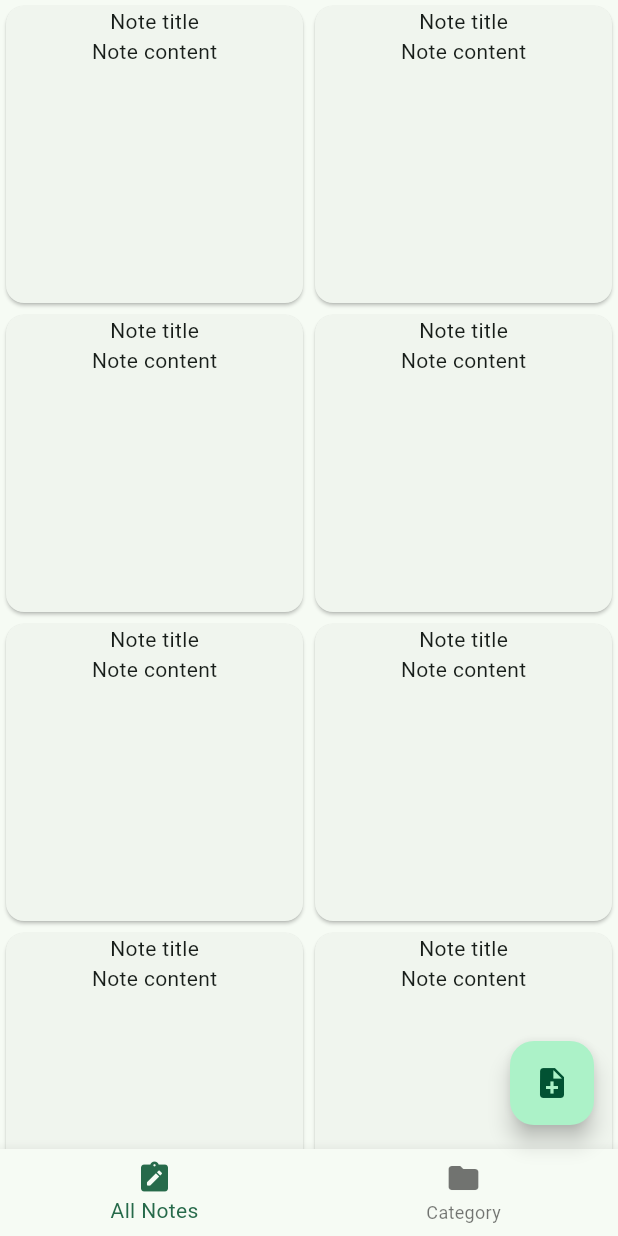
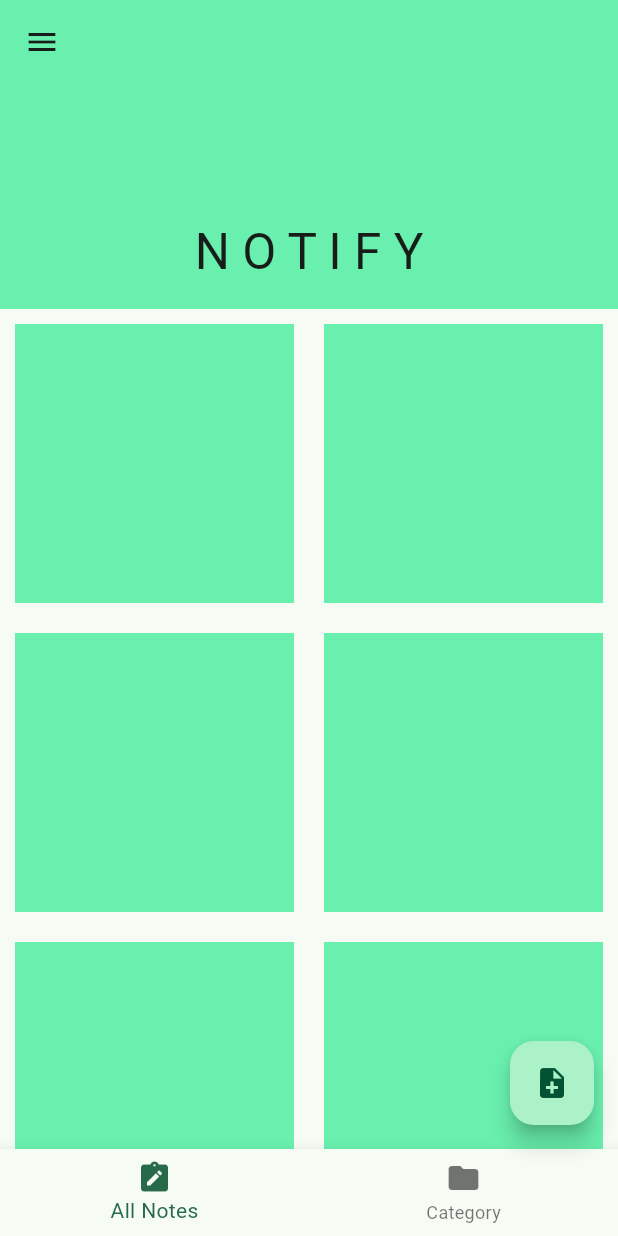
Before and after one commit to Nyi-NyiSoe/notify, a Flutter app: the screen it shows after launch, on a phone screen of 412 x 824 dp. Run offline on Flutter 3.47's test engine with Material 3 defaults, Android fonts, the phone set to English and light mode, and no system bars; missing offline and left inert: flutter_quill.

Commit message:
added layout for allnotespage

```diff
--- a/lib/screens/allnotes.dart
+++ b/lib/screens/allnotes.dart
@@ -5,21 +5,31 @@ class AllNotes extends StatelessWidget {
 
   @override
   Widget build(BuildContext context) {
-    return SafeArea(
-        child: Scaffold(
-            body: Container(
-                child: GridView.builder(
-                    gridDelegate: SliverGridDelegateWithFixedCrossAxisCount(
-                        crossAxisCount: 2),
-                    itemBuilder: (context,index){
-                      return Card(
-                        child: Column(
-                          children: [
-                            Text('Note title'),
-                            Text('Note content')
-                          ],
-                        ),
-                      );
-                    }))));
+    return CustomScrollView(
+      slivers: [
+        SliverAppBar(
+          expandedHeight: MediaQuery.of(context).size.height * 0.25,
+          centerTitle: true,
+          pinned: true,
+          flexibleSpace: FlexibleSpaceBar(
+            centerTitle: true,
+            title: const Text('N O T I F Y'),
+            background: Container(
+              color: Colors.greenAccent,
+            ),
+          ),
+        ),
+        SliverGrid.builder(
+            itemCount: 10,
+            gridDelegate:
+                SliverGridDelegateWithFixedCrossAxisCount(crossAxisCount: 2),
+            itemBuilder: (context, index) {
+              return Container(
+                margin: const EdgeInsets.all(10),
+                color: Colors.greenAccent,
+              );
+            })
+      ],
+    );
   }
 }
--- a/lib/screens/categorypage.dart
+++ b/lib/screens/categorypage.dart
@@ -5,11 +5,6 @@ class CategoryPage extends StatelessWidget {
 
   @override
   Widget build(BuildContext context) {
-    return SafeArea(
-        child: Scaffold(
-      body: Container(
-        child: Text('Category page'),
-      ),
-    ));
+    return SafeArea(child: Scaffold(body: Container(child: Text('Category'),),));
   }
 }
```
Also changed, not shown: lib/screens/homepage.dart (line endings or trailing spaces).
